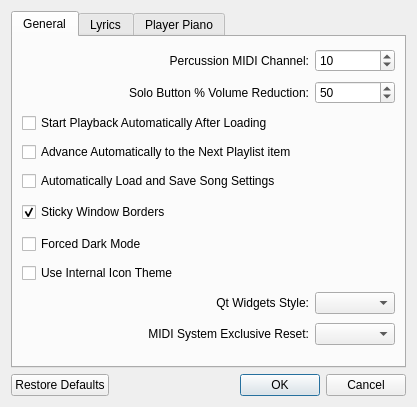
Old version of the form prefsdialog.ui in the repository pedrolcl/dmidiplayer.
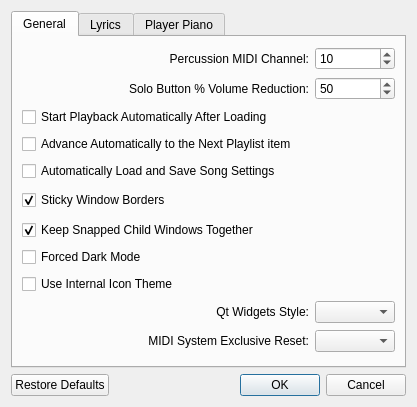
New version of the form. Icons and pictures are not drawn.

Commit message: new configurable setting: keep snapped windows together

Patch:
```diff
--- a/prefsdialog.ui
+++ b/prefsdialog.ui
@@ -28,13 +28,60 @@
        <string>General</string>
       </attribute>
       <layout class="QGridLayout" name="gridLayout_3" columnstretch="1,0">
-       <item row="1" column="1">
-        <widget class="QSpinBox" name="spinSoloVol">
-         <property name="value">
-          <number>50</number>
+       <item row="4" column="0" colspan="2">
+        <widget class="QCheckBox" name="chkAutoSongSettings">
+         <property name="text">
+          <string>Automatically Load and Save Song Settings</string>
          </property>
         </widget>
        </item>
+       <item row="5" column="0">
+        <widget class="QCheckBox" name="chkSnapping">
+         <property name="text">
+          <string>Sticky Window Borders</string>
+         </property>
+         <property name="checked">
+          <bool>true</bool>
+         </property>
+        </widget>
+       </item>
+       <item row="9" column="1">
+        <widget class="QComboBox" name="cboStyle">
+         <property name="sizePolicy">
+          <sizepolicy hsizetype="Minimum" vsizetype="Fixed">
+           <horstretch>0</horstretch>
+           <verstretch>0</verstretch>
+          </sizepolicy>
+         </property>
+        </widget>
+       </item>
+       <item row="3" column="0" colspan="2">
+        <widget class="QCheckBox" name="chkAutoAdvance">
+         <property name="text">
+          <string>Advance Automatically to the Next Playlist item</string>
+         </property>
+        </widget>
+       </item>
+       <item row="10" column="0">
+        <widget class="QLabel" name="lblReset">
+         <property name="text">
+          <string>MIDI System Exclusive Reset:</string>
+         </property>
+         <property name="alignment">
+          <set>Qt::AlignRight|Qt::AlignTrailing|Qt::AlignVCenter</set>
+         </property>
+        </widget>
+       </item>
+       <item row="7" column="0" colspan="2">
+        <widget class="QCheckBox" name="chkDarkMode">
+         <property name="text">
+          <string>Forced Dark Mode</string>
+         </property>
+        </widget>
+       </item>
+       <item row="10" column="1">
+        <widget class="QComboBox" name="cboReset"/>
+       </item>
        <item row="1" column="0">
         <widget class="QLabel" name="label">
          <property name="text">
@@ -45,6 +92,19 @@
          </property>
         </widget>
        </item>
+       <item row="0" column="0">
+        <widget class="QLabel" name="lblPercChannel">
+         <property name="text">
+          <string>Percussion MIDI Channel:</string>
+         </property>
+         <property name="alignment">
+          <set>Qt::AlignRight|Qt::AlignTrailing|Qt::AlignVCenter</set>
+         </property>
+         <property name="buddy">
+          <cstring>spinPercChannel</cstring>
+         </property>
+        </widget>
+       </item>
        <item row="0" column="1">
         <widget class="QSpinBox" name="spinPercChannel">
          <property name="minimum">
@@ -58,36 +118,19 @@
          </property>
         </widget>
        </item>
-       <item row="7" column="0" colspan="2">
-        <widget class="QCheckBox" name="chkInternalIcons">
-         <property name="text">
-          <string>Use Internal Icon Theme</string>
-         </property>
-        </widget>
-       </item>
        <item row="9" column="0">
-        <widget class="QLabel" name="lblReset">
+        <widget class="QLabel" name="lblQtStyle">
          <property name="text">
-          <string>MIDI System Exclusive Reset:</string>
+          <string>Qt Widgets Style:</string>
          </property>
          <property name="alignment">
           <set>Qt::AlignRight|Qt::AlignTrailing|Qt::AlignVCenter</set>
          </property>
-        </widget>
-       </item>
-       <item row="5" column="0">
-        <widget class="QCheckBox" name="chkSnapping">
-         <property name="text">
-          <string>Sticky Window Borders</string>
+         <property name="buddy">
+          <cstring>cboStyle</cstring>
          </property>
-         <property name="checked">
-          <bool>true</bool>
-         </property>
         </widget>
        </item>
-       <item row="9" column="1">
-        <widget class="QComboBox" name="cboReset"/>
-       </item>
        <item row="5" column="1">
         <widget class="QLabel" name="lblHidden">
          <property name="minimumSize">
@@ -107,40 +150,17 @@
          </property>
         </widget>
        </item>
-       <item row="8" column="1">
-        <widget class="QComboBox" name="cboStyle">
-         <property name="sizePolicy">
-          <sizepolicy hsizetype="Minimum" vsizetype="Fixed">
-           <horstretch>0</horstretch>
-           <verstretch>0</verstretch>
-          </sizepolicy>
-         </property>
-        </widget>
-       </item>
-       <item row="0" column="0">
-        <widget class="QLabel" name="lblPercChannel">
+       <item row="8" column="0" colspan="2">
+        <widget class="QCheckBox" name="chkInternalIcons">
          <property name="text">
-          <string>Percussion MIDI Channel:</string>
+          <string>Use Internal Icon Theme</string>
          </property>
-         <property name="alignment">
-          <set>Qt::AlignRight|Qt::AlignTrailing|Qt::AlignVCenter</set>
-         </property>
-         <property name="buddy">
-          <cstring>spinPercChannel</cstring>
-         </property>
         </widget>
        </item>
-       <item row="3" column="0" colspan="2">
-        <widget class="QCheckBox" name="chkAutoAdvance">
-         <property name="text">
-          <string>Advance Automatically to the Next Playlist item</string>
-         </property>
-        </widget>
-       </item>
-       <item row="6" column="0" colspan="2">
-        <widget class="QCheckBox" name="chkDarkMode">
-         <property name="text">
-          <string>Forced Dark Mode</string>
+       <item row="1" column="1">
+        <widget class="QSpinBox" name="spinSoloVol">
+         <property name="value">
+          <number>50</number>
          </property>
         </widget>
        </item>
@@ -151,23 +171,13 @@
          </property>
         </widget>
        </item>
-       <item row="8" column="0">
-        <widget class="QLabel" name="lblQtStyle">
+       <item row="6" column="0" colspan="2">
+        <widget class="QCheckBox" name="chkKeepSnapped">
          <property name="text">
-          <string>Qt Widgets Style:</string>
+          <string>Keep Snapped Child Windows Together</string>
          </property>
-         <property name="alignment">
-          <set>Qt::AlignRight|Qt::AlignTrailing|Qt::AlignVCenter</set>
-         </property>
-         <property name="buddy">
-          <cstring>cboStyle</cstring>
-         </property>
-        </widget>
-       </item>
-       <item row="4" column="0" colspan="2">
-        <widget class="QCheckBox" name="chkAutoSongSettings">
-         <property name="text">
-          <string>Automatically Load and Save Song Settings</string>
+         <property name="checked">
+          <bool>true</bool>
          </property>
         </widget>
        </item>
```
Left out of the diff: 1 changed line with no effect on the pictures. The commit also changes 5 other files.
